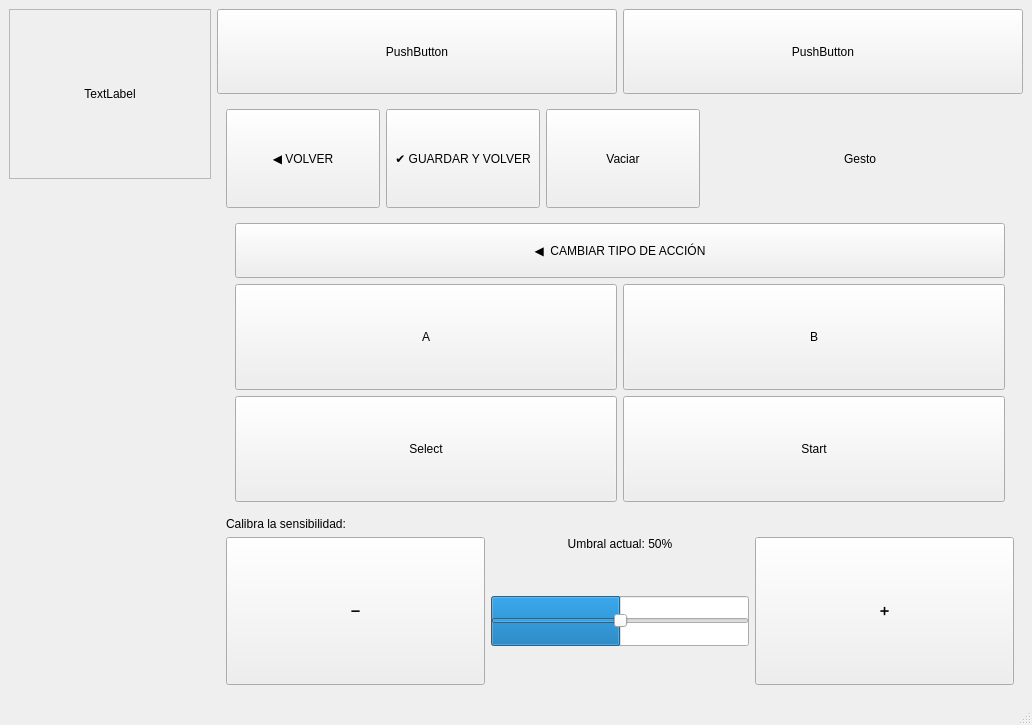
This is conf/prueba.ui in Ivigaga/TFG as Qt 5 draws it before an edit. The edited form follows.
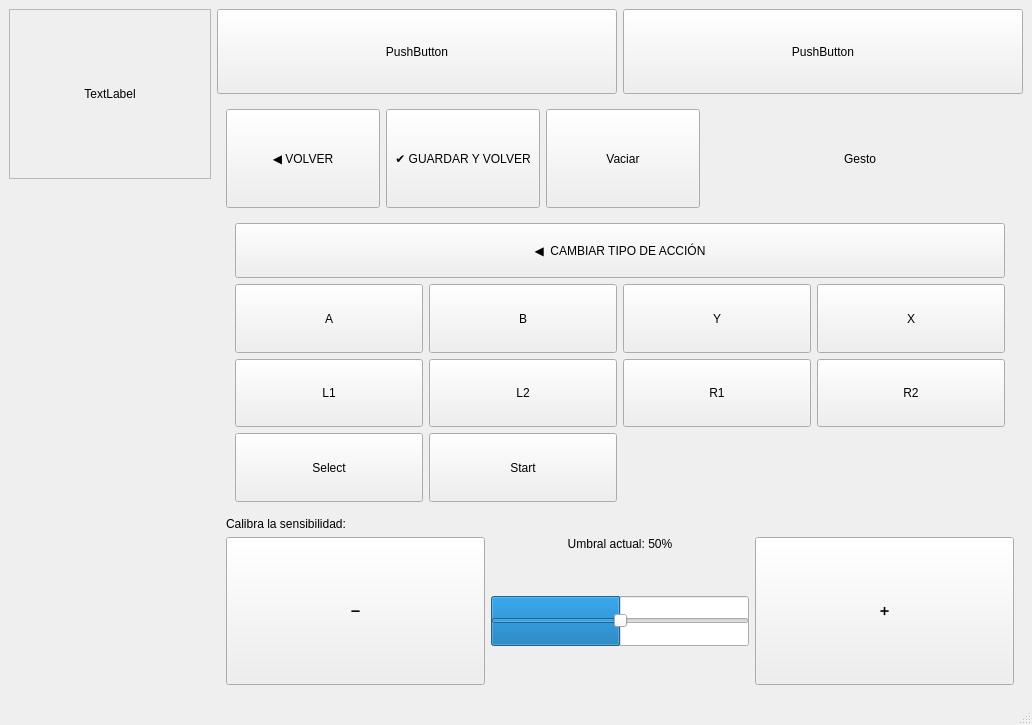
This is the edited form. The open tabs and pages were chosen to show the change. Icons and pictures are not drawn. Custom widgets are drawn as their Qt base class.

The edit to the form file:
```diff
--- a/conf/prueba.ui
+++ b/conf/prueba.ui
@@ -689,8 +689,8 @@
                   </item>
                   <item>
                    <layout class="QGridLayout" name="gridLayout_mando">
-                    <item row="1" column="1">
-                     <widget class="QPushButton" name="Start_button">
+                    <item row="0" column="2">
+                     <widget class="QPushButton" name="Y_button">
                       <property name="sizePolicy">
                        <sizepolicy hsizetype="Expanding" vsizetype="Expanding">
                         <horstretch>0</horstretch>
@@ -698,7 +698,7 @@
                        </sizepolicy>
                       </property>
                       <property name="text">
-                       <string>Start</string>
+                       <string>Y</string>
                       </property>
                       <property name="checkable">
                        <bool>true</bool>
@@ -714,7 +714,32 @@
                       </attribute>
                      </widget>
                     </item>
-                    <item row="1" column="0">
+                    <item row="0" column="3">
+                     <widget class="QPushButton" name="X_button">
+                      <property name="sizePolicy">
+                       <sizepolicy hsizetype="Expanding" vsizetype="Expanding">
+                        <horstretch>0</horstretch>
+                        <verstretch>0</verstretch>
+                       </sizepolicy>
+                      </property>
+                      <property name="text">
+                       <string>X</string>
+                      </property>
+                      <property name="checkable">
+                       <bool>true</bool>
+                      </property>
+                      <property name="autoExclusive">
+                       <bool>true</bool>
+                      </property>
+                      <property name="gamepadInput" stdset="0">
+                       <string>XUSB_GAMEPAD_X</string>
+                      </property>
+                      <attribute name="buttonGroup">
+                       <string notr="true">controlButtons</string>
+                      </attribute>
+                     </widget>
+                    </item>
+                    <item row="2" column="0">
                      <widget class="QPushButton" name="Select_button">
                       <property name="sizePolicy">
                        <sizepolicy hsizetype="Expanding" vsizetype="Expanding">
@@ -789,6 +814,131 @@
                       </attribute>
                      </widget>
                     </item>
+                    <item row="2" column="1">
+                     <widget class="QPushButton" name="Start_button">
+                      <property name="sizePolicy">
+                       <sizepolicy hsizetype="Expanding" vsizetype="Expanding">
+                        <horstretch>0</horstretch>
+                        <verstretch>0</verstretch>
+                       </sizepolicy>
+                      </property>
+                      <property name="text">
+                       <string>Start</string>
+                      </property>
+                      <property name="checkable">
+                       <bool>true</bool>
+                      </property>
+                      <property name="autoExclusive">
+                       <bool>true</bool>
+                      </property>
+                      <property name="gamepadInput" stdset="0">
+                       <string>XUSB_GAMEPAD_START</string>
+                      </property>
+                      <attribute name="buttonGroup">
+                       <string notr="true">controlButtons</string>
+                      </attribute>
+                     </widget>
+                    </item>
+                    <item row="1" column="1">
+                     <widget class="QPushButton" name="L2_button">
+                      <property name="sizePolicy">
+                       <sizepolicy hsizetype="Expanding" vsizetype="Expanding">
+                        <horstretch>0</horstretch>
+                        <verstretch>0</verstretch>
+                       </sizepolicy>
+                      </property>
+                      <property name="text">
+                       <string>L2</string>
+                      </property>
+                      <property name="checkable">
+                       <bool>true</bool>
+                      </property>
+                      <property name="autoExclusive">
+                       <bool>true</bool>
+                      </property>
+                      <property name="gamepadInput" stdset="0">
+                       <string>XUSB_GAMEPAD_L2</string>
+                      </property>
+                      <attribute name="buttonGroup">
+                       <string notr="true">controlButtons</string>
+                      </attribute>
+                     </widget>
+                    </item>
+                    <item row="1" column="2">
+                     <widget class="QPushButton" name="R1_button">
+                      <property name="sizePolicy">
+                       <sizepolicy hsizetype="Expanding" vsizetype="Expanding">
+                        <horstretch>0</horstretch>
+                        <verstretch>0</verstretch>
+                       </sizepolicy>
+                      </property>
+                      <property name="text">
+                       <string>R1</string>
+                      </property>
+                      <property name="checkable">
+                       <bool>true</bool>
+                      </property>
+                      <property name="autoExclusive">
+                       <bool>true</bool>
+                      </property>
+                      <property name="gamepadInput" stdset="0">
+                       <string>XUSB_GAMEPAD_R1</string>
+                      </property>
+                      <attribute name="buttonGroup">
+                       <string notr="true">controlButtons</string>
+                      </attribute>
+                     </widget>
+                    </item>
+                    <item row="1" column="3">
+                     <widget class="QPushButton" name="R2_button">
+                      <property name="sizePolicy">
+                       <sizepolicy hsizetype="Expanding" vsizetype="Expanding">
+                        <horstretch>0</horstretch>
+                        <verstretch>0</verstretch>
+                       </sizepolicy>
+                      </property>
+                      <property name="text">
+                       <string>R2</string>
+                      </property>
+                      <property name="checkable">
+                       <bool>true</bool>
+                      </property>
+                      <property name="autoExclusive">
+                       <bool>true</bool>
+                      </property>
+                      <property name="gamepadInput" stdset="0">
+                       <string>XUSB_GAMEPAD_R2</string>
+                      </property>
+                      <attribute name="buttonGroup">
+                       <string notr="true">controlButtons</string>
+                      </attribute>
+                     </widget>
+                    </item>
+                    <item row="1" column="0">
+                     <widget class="QPushButton" name="L1_button">
+                      <property name="sizePolicy">
+                       <sizepolicy hsizetype="Expanding" vsizetype="Expanding">
+                        <horstretch>0</horstretch>
+                        <verstretch>0</verstretch>
+                       </sizepolicy>
+                      </property>
+                      <property name="text">
+                       <string>L1</string>
+                      </property>
+                      <property name="checkable">
+                       <bool>true</bool>
+                      </property>
+                      <property name="autoExclusive">
+                       <bool>true</bool>
+                      </property>
+                      <property name="gamepadInput" stdset="0">
+                       <string>XUSB_GAMEPAD_L1</string>
+                      </property>
+                      <attribute name="buttonGroup">
+                       <string notr="true">controlButtons</string>
+                      </attribute>
+                     </widget>
+                    </item>
                    </layout>
                   </item>
                  </layout>
```
Left out of the diff: 42 changed lines with no effect on the pictures.
